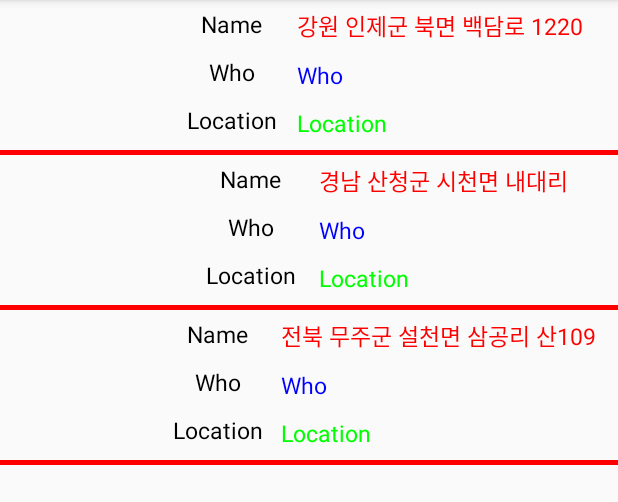
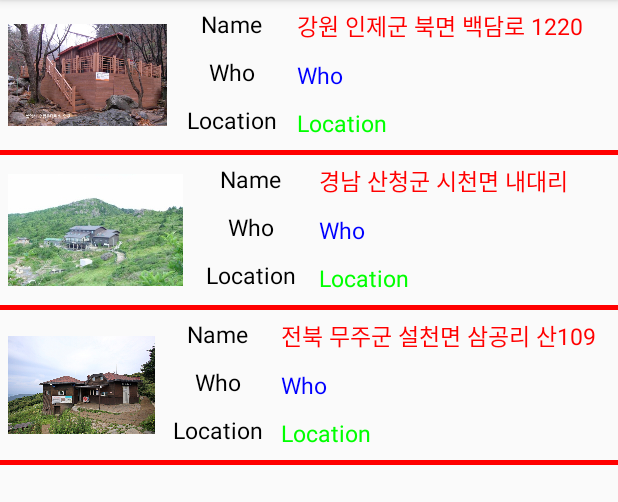
Before and after one commit to moa1520/DefenseProject, an Android app: the screen it shows after launch (MainActivity), on a phone screen of 412 x 824 dp, the part 84-586 px from its top. Run offline under Robolectric (Android 15) with nearby library versions, the phone set to English and light mode, and no system bars.

Commit message:
어뎁터 연결, 리스트 생성

```diff
--- a/app/src/main/java/com/example/taekyoungkang/defenseproject/MainActivity.java
+++ b/app/src/main/java/com/example/taekyoungkang/defenseproject/MainActivity.java
@@ -19,9 +19,9 @@ public class MainActivity extends AppCompatActivity {
         super.onCreate(savedInstanceState);
         setContentView(R.layout.activity_main);
         ArrayList<MyItem> data= new ArrayList<MyItem>();
-        data.add(new MyItem("s1.jpg","설악산 수렴동대피소","주상현","강원 인제군 북면 백담로 1220"));
-        data.add(new MyItem("s2.jpg","지리산 세석동대피소","강태경","경남 산청군 시천면 내대리"));
-        data.add(new MyItem("s3.jpg","덕유산 향적봉대피소","배장근","전북 무주군 설천면 삼공리 산109"));
+        data.add(new MyItem(R.drawable.s1,"설악산 수렴동대피소","주상현","강원 인제군 북면 백담로 1220"));
+        data.add(new MyItem(R.drawable.s2,"지리산 세석동대피소","강태경","경남 산청군 시천면 내대리"));
+        data.add(new MyItem(R.drawable.s3,"덕유산 향적봉대피소","배장근","전북 무주군 설천면 삼공리 산109"));
 
 
         adapter = new MyAdapter(this, R.layout.info,data);
--- a/app/src/main/java/com/example/taekyoungkang/defenseproject/MyAdapter.java
+++ b/app/src/main/java/com/example/taekyoungkang/defenseproject/MyAdapter.java
@@ -16,7 +16,7 @@ class MyItem{
     String nWho;
     String nLocation;
 
-    MyItem(String aIcon, String aName, String aWho, String aLocation){
+    MyItem(int aIcon, String aName, String aWho, String aLocation){
         mIcon = aIcon;
         nWho = aWho;
         nLocation = aLocation;
```
